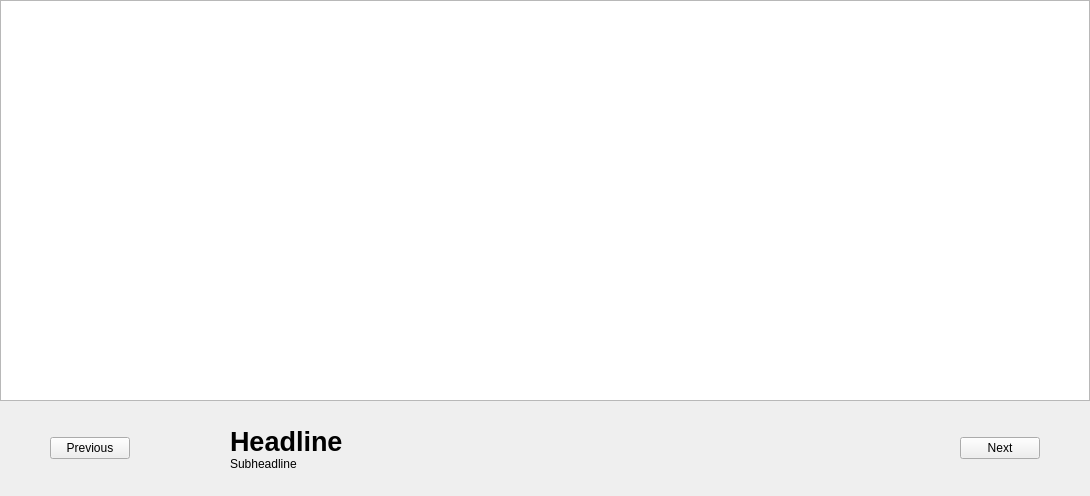
Old version of the form informationwindownews.ui in the repository PeteCastle/SoftwareDesignCaseStudy.
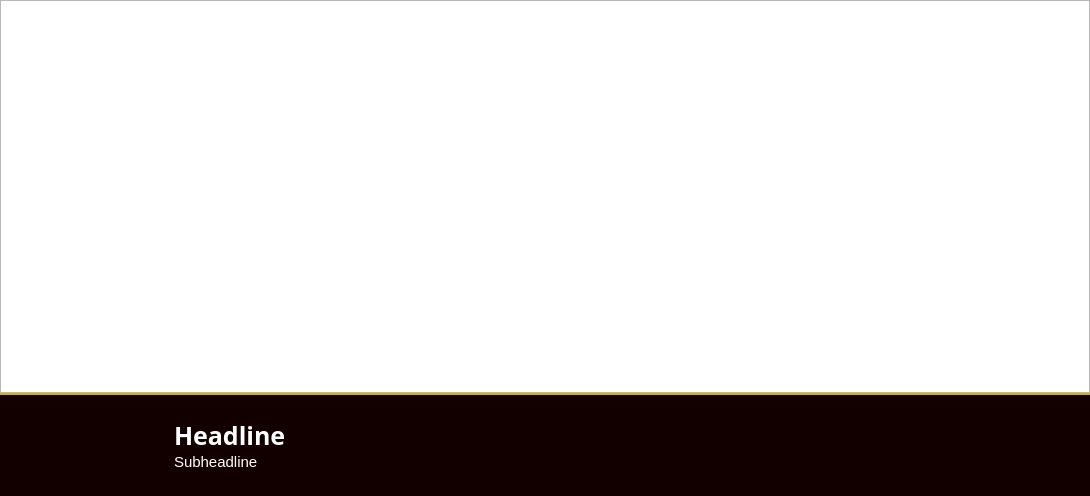
New version of the form. Icons and pictures are not drawn. Custom widgets are drawn as their Qt base class.

Patch:
```diff
--- a/informationwindownews.ui
+++ b/informationwindownews.ui
@@ -13,7 +13,7 @@
   <property name="windowTitle">
    <string>Form</string>
   </property>
-  <layout class="QVBoxLayout" name="verticalLayout_2" stretch="75,25">
+  <layout class="QVBoxLayout" name="verticalLayout_2" stretch="75,0">
    <property name="spacing">
     <number>0</number>
    </property>
@@ -49,26 +49,100 @@
     </widget>
    </item>
    <item>
-    <layout class="QHBoxLayout" name="horizontalLayout">
+    <layout class="QHBoxLayout" name="horizontalLayout" stretch="0">
+     <property name="spacing">
+      <number>0</number>
+     </property>
      <property name="sizeConstraint">
       <enum>QLayout::SetFixedSize</enum>
      </property>
      <property name="leftMargin">
-      <number>50</number>
+      <number>0</number>
      </property>
      <property name="topMargin">
+      <number>0</number>
+     </property>
+     <property name="rightMargin">
+      <number>0</number>
+     </property>
+     <property name="bottomMargin">
+      <number>0</number>
+     </property>
+     <item>
+      <widget class="QWidget" name="widget" native="true">
+       <property name="styleSheet">
+        <string notr="true">QWidget {
+
+	background-color: rgb(18, 0, 0);
+	border-top:2px solid rgb(213, 173, 18);
+
+}</string>
+       </property>
+       <layout class="QHBoxLayout" name="horizontalLayout_3" stretch="0,0,0,0,0,0">
+        <property name="spacing">
       <number>25</number>
      </property>
+        <property name="topMargin">
+         <number>25</number>
+        </property>
      <property name="rightMargin">
-      <number>50</number>
+         <number>25</number>
      </property>
      <property name="bottomMargin">
       <number>25</number>
      </property>
+        <item>
+         <spacer name="horizontalSpacer_3">
+          <property name="orientation">
+           <enum>Qt::Horizontal</enum>
+          </property>
+          <property name="sizeType">
+           <enum>QSizePolicy::Fixed</enum>
+          </property>
+          <property name="sizeHint" stdset="0">
+           <size>
+            <width>40</width>
+            <height>20</height>
+           </size>
+          </property>
+         </spacer>
+        </item>
      <item>
       <widget class="QPushButton" name="PreviousButton">
+          <property name="sizePolicy">
+           <sizepolicy hsizetype="Minimum" vsizetype="Minimum">
+            <horstretch>0</horstretch>
+            <verstretch>0</verstretch>
+           </sizepolicy>
+          </property>
+          <property name="maximumSize">
+           <size>
+            <width>50</width>
+            <height>50</height>
+           </size>
+          </property>
+          <property name="styleSheet">
+           <string notr="true">QPushButton{
+
+border-top:0px solid rgba(213, 173, 18,0);
+	image: url(:/Icons/ProgramIcons/previous.png);
+
+
+
+}
+QPushButton::hover{
+border-style: inset;
+background-color:rgb(25, 104, 195);
+color: rgb(213, 173, 18);
+
+}
+QPushButton::pressed{
+border: 2px solid rgb(0, 170, 0);
+}
+</string>
+          </property>
        <property name="text">
-        <string>Previous</string>
+           <string/>
        </property>
       </widget>
      </item>
@@ -82,34 +156,58 @@
        </property>
        <property name="sizeHint" stdset="0">
         <size>
-         <width>100</width>
+            <width>50</width>
          <height>20</height>
         </size>
        </property>
       </spacer>
      </item>
      <item>
-      <layout class="QVBoxLayout" name="verticalLayout">
-       <item alignment="Qt::AlignBottom">
+         <layout class="QVBoxLayout" name="verticalLayout_3">
+          <property name="spacing">
+           <number>0</number>
+          </property>
+          <item>
         <widget class="ClickableLabel" name="Headline">
          <property name="font">
           <font>
-           <pointsize>20</pointsize>
+              <family>Old English Text MT</family>
+              <pointsize>-1</pointsize>
+              <italic>false</italic>
            <bold>true</bold>
           </font>
          </property>
+            <property name="styleSheet">
+             <string notr="true">
+border-top:0px solid rgba(213, 173, 18,0);
+color: rgb(255, 255, 255);
+font: bold 25px &quot;Old English Text MT&quot;;
+
+</string>
+            </property>
          <property name="text">
-          <string>Headline</string>
+             <string>&lt;html&gt;&lt;head/&gt;&lt;body&gt;&lt;p align=&quot;justify&quot;&gt;&lt;span style=&quot; font-size:19pt;&quot;&gt;Headline&lt;/span&gt;&lt;/p&gt;&lt;/body&gt;&lt;/html&gt;</string>
          </property>
          <property name="wordWrap">
           <bool>true</bool>
          </property>
         </widget>
        </item>
-       <item alignment="Qt::AlignTop">
+          <item>
         <widget class="ClickableLabel" name="Subheadline">
+            <property name="styleSheet">
+             <string notr="true">
+border-top:0px solid rgba(213, 173, 18,0);
+color: rgb(255, 255, 255);
+font:  14px &quot;Helvetica&quot;;
+
+</string>
+            </property>
          <property name="text">
-          <string>Subheadline</string>
+             <string>&lt;html&gt;&lt;head/&gt;&lt;body&gt;&lt;p align=&quot;justify&quot;&gt;&lt;span style=&quot; font-size:11pt;&quot;&gt;Subheadline&lt;/span&gt;&lt;/p&gt;&lt;/body&gt;&lt;/html&gt;</string>
+            </property>
+            <property name="alignment">
+             <set>Qt::AlignJustify|Qt::AlignVCenter</set>
          </property>
          <property name="wordWrap">
           <bool>true</bool>
@@ -118,24 +216,62 @@
        </item>
       </layout>
      </item>
-     <item>
-      <spacer name="horizontalSpacer_2">
-       <property name="orientation">
-        <enum>Qt::Horizontal</enum>
-       </property>
-       <property name="sizeHint" stdset="0">
-        <size>
-         <width>40</width>
-         <height>20</height>
-        </size>
-       </property>
-      </spacer>
-     </item>
      <item>
       <widget class="QPushButton" name="NextButton">
+          <property name="sizePolicy">
+           <sizepolicy hsizetype="Minimum" vsizetype="Minimum">
+            <horstretch>0</horstretch>
+            <verstretch>0</verstretch>
+           </sizepolicy>
+          </property>
+          <property name="maximumSize">
+           <size>
+            <width>50</width>
+            <height>50</height>
+           </size>
+          </property>
+          <property name="styleSheet">
+           <string notr="true">QPushButton{
+
+border-top:0px solid rgba(213, 173, 18,0);
+	image: url(:/Icons/ProgramIcons/next.png);
+
+
+
+}
+QPushButton::hover{
+border-style: inset;
+background-color:rgb(25, 104, 195);
+color: rgb(213, 173, 18);
+
+}
+QPushButton::pressed{
+border: 2px solid rgb(0, 170, 0);
+}
+</string>
+          </property>
        <property name="text">
-        <string>Next</string>
-       </property>
+           <string/>
+          </property>
+         </widget>
+        </item>
+        <item>
+         <spacer name="horizontalSpacer_4">
+          <property name="orientation">
+           <enum>Qt::Horizontal</enum>
+          </property>
+          <property name="sizeType">
+           <enum>QSizePolicy::Fixed</enum>
+          </property>
+          <property name="sizeHint" stdset="0">
+           <size>
+            <width>40</width>
+            <height>20</height>
+           </size>
+          </property>
+         </spacer>
+        </item>
+       </layout>
       </widget>
      </item>
     </layout>
```
Lines whose indentation alone changed are shown as unchanged.
